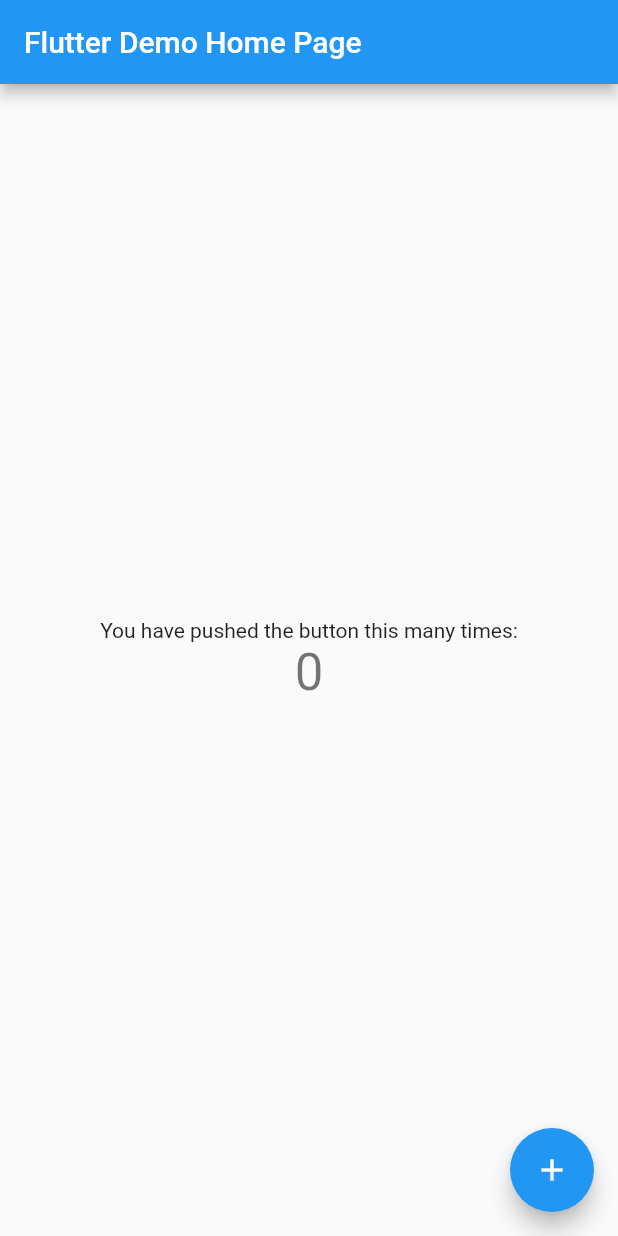
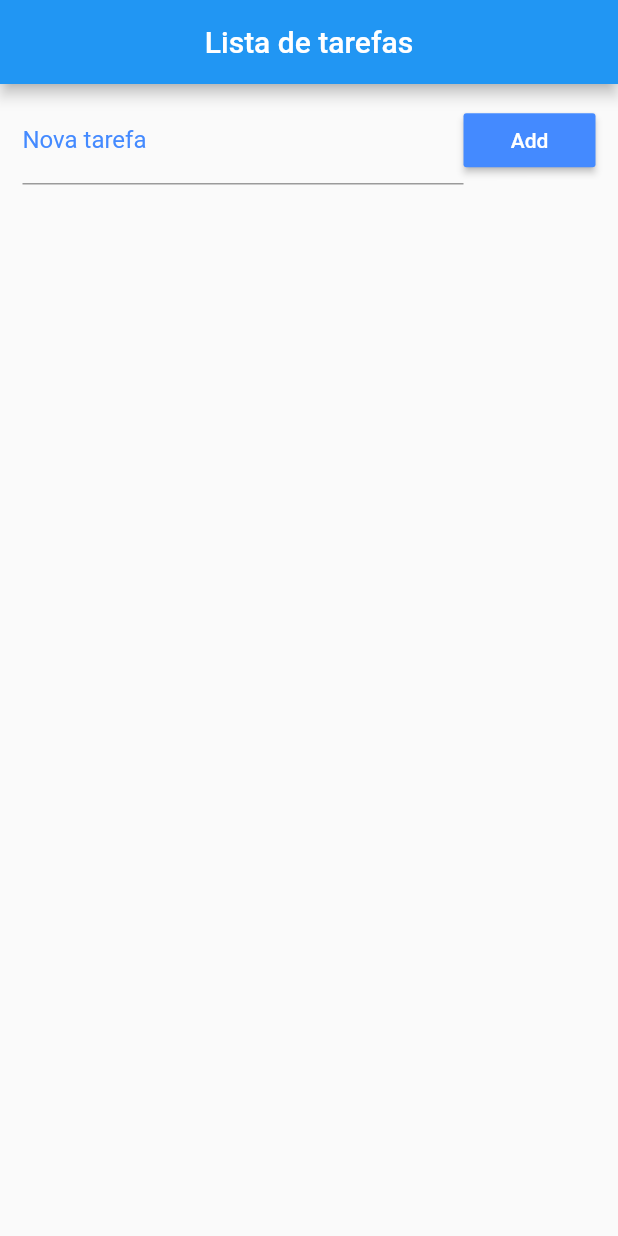
Before and after one commit to marcusv77/app-flutter-todo, a Flutter app: the screen it shows after launch, on a phone screen of 412 x 824 dp. Run offline on Flutter 3.47's test engine with Material 2 defaults, Android fonts, the phone set to English and light mode, and no system bars.

Commit message:
Update 10/06/2020

```diff
--- a/lib/main.dart
+++ b/lib/main.dart
@@ -1,117 +1,186 @@
+import 'package:flutter/cupertino.dart';
 import 'package:flutter/material.dart';
+import 'package:flutter/services.dart';
+import 'package:path_provider/path_provider.dart';
+
+import 'dart:convert';
+import 'dart:io';
 
 void main() {
-  runApp(MyApp());
+  SystemChrome.setSystemUIOverlayStyle(SystemUiOverlayStyle(
+      statusBarColor: Colors.transparent,
+      statusBarBrightness: Brightness.light));
+
+  runApp(MaterialApp(home: Home(), debugShowCheckedModeBanner: false));
 }
 
-class MyApp extends StatelessWidget {
-  // This widget is the root of your application.
+class Home extends StatefulWidget {
   @override
-  Widget build(BuildContext context) {
-    return MaterialApp(
-      title: 'Flutter Demo',
-      theme: ThemeData(
-        // This is the theme of your application.
-        //
-        // Try running your application with "flutter run". You'll see the
-        // application has a blue toolbar. Then, without quitting the app, try
-        // changing the primarySwatch below to Colors.green and then invoke
-        // "hot reload" (press "r" in the console where you ran "flutter run",
-        // or simply save your changes to "hot reload" in a Flutter IDE).
-        // Notice that the counter didn't reset back to zero; the application
-        // is not restarted.
-        primarySwatch: Colors.blue,
-        // This makes the visual density adapt to the platform that you run
-        // the app on. For desktop platforms, the controls will be smaller and
-        // closer together (more dense) than on mobile platforms.
-        visualDensity: VisualDensity.adaptivePlatformDensity,
-      ),
-      home: MyHomePage(title: 'Flutter Demo Home Page'),
-    );
-  }
+  _HomeState createState() => _HomeState();
 }
 
-class MyHomePage extends StatefulWidget {
-  MyHomePage({Key key, this.title}) : super(key: key);
+class _HomeState extends State<Home> {
+  final _toDoController = TextEditingController();
 
-  // This widget is the home page of your application. It is stateful, meaning
-  // that it has a State object (defined below) that contains fields that affect
-  // how it looks.
+  List _toDoList = [];
 
-  // This class is the configuration for the state. It holds the values (in this
-  // case the title) provided by the parent (in this case the App widget) and
-  // used by the build method of the State. Fields in a Widget subclass are
-  // always marked "final".
-
-  final String title;
+  Map<String, dynamic> _lastRemoved;
+  int _lastRemovedPost;
 
   @override
-  _MyHomePageState createState() => _MyHomePageState();
-}
+  void initState() {
+    super.initState();
+    _readData().then((data) {
+      setState(() {
+        _toDoList = json.decode(data);
+      });
+    });
+  }
 
-class _MyHomePageState extends State<MyHomePage> {
-  int _counter = 0;
+  void _addToDo() {
+    setState(() {
+      Map<String, dynamic> newToDo = Map();
+      newToDo["title"] = _toDoController.text;
+      _toDoController.text = "";
+      newToDo["ok"] = false;
+      _toDoList.add(newToDo);
+      _saveData();
+    });
+  }
 
-  void _incrementCounter() {
+  Future<Null> _refresh() async {
+    await Future.delayed(Duration(seconds: 1));
+
     setState(() {
-      // This call to setState tells the Flutter framework that something has
-      // changed in this State, which causes it to rerun the build method below
-      // so that the display can reflect the updated values. If we changed
-      // _counter without calling setState(), then the build method would not be
-      // called again, and so nothing would appear to happen.
-      _counter++;
+      _toDoList.sort((x, y) {
+        if (x["ok"] && !y["ok"])
+          return 1;
+        else if (!x["ok"] && y["ok"])
+          return -1;
+        else
+          return 0;
+      });
+
+      _saveData();
     });
+
+    return null;
   }
 
   @override
   Widget build(BuildContext context) {
-    // This method is rerun every time setState is called, for instance as done
-    // by the _incrementCounter method above.
-    //
-    // The Flutter framework has been optimized to make rerunning build methods
-    // fast, so that you can just rebuild anything that needs updating rather
-    // than having to individually change instances of widgets.
     return Scaffold(
       appBar: AppBar(
-        // Here we take the value from the MyHomePage object that was created by
-        // the App.build method, and use it to set our appbar title.
-        title: Text(widget.title),
+          title: Text("Lista de tarefas"),
+          backgroundColor: Colors.blue,
+          centerTitle: true),
+      body: Column(
+        children: <Widget>[
+          Container(
+            padding: EdgeInsets.fromLTRB(15, 8, 15, 8),
+            child: Row(
+              children: <Widget>[
+                Expanded(
+                  child: TextField(
+                    controller: _toDoController,
+                    decoration: InputDecoration(
+                        labelText: "Nova tarefa",
+                        labelStyle: TextStyle(color: Colors.blueAccent)),
+                  ),
+                ),
+                RaisedButton(
+                  color: Colors.blueAccent,
+                  child: Text("Add"),
+                  textColor: Colors.white,
+                  onPressed: _addToDo,
+                )
+              ],
+            ),
+          ),
+          Expanded(
+            child: RefreshIndicator(
+              onRefresh: _refresh,
+              child: ListView.builder(
+                  padding: EdgeInsets.fromLTRB(10, 20, 10, 5),
+                  itemCount: _toDoList.length,
+                  itemBuilder: buildItem
+              ),
+            ),
+          )
+        ],
       ),
-      body: Center(
-        // Center is a layout widget. It takes a single child and positions it
-        // in the middle of the parent.
-        child: Column(
-          // Column is also a layout widget. It takes a list of children and
-          // arranges them vertically. By default, it sizes itself to fit its
-          // children horizontally, and tries to be as tall as its parent.
-          //
-          // Invoke "debug painting" (press "p" in the console, choose the
-          // "Toggle Debug Paint" action from the Flutter Inspector in Android
-          // Studio, or the "Toggle Debug Paint" command in Visual Studio Code)
-          // to see the wireframe for each widget.
-          //
-          // Column has various properties to control how it sizes itself and
-          // how it positions its children. Here we use mainAxisAlignment to
-          // center the children vertically; the main axis here is the vertical
-          // axis because Columns are vertical (the cross axis would be
-          // horizontal).
-          mainAxisAlignment: MainAxisAlignment.center,
-          children: <Widget>[
-            Text(
-              'You have pushed the button this many times:',
-            ),
-            Text(
-              '$_counter',
-              style: Theme.of(context).textTheme.headline4,
-            ),
-          ],
+    );
+  }
+
+  Widget buildItem(context, index) {
+    return Dismissible(
+      key: Key(DateTime.now().millisecondsSinceEpoch.toString()),
+      background: Container(
+        color: Colors.red,
+        child: Align(
+          alignment: Alignment(-0.9, 0.0),
+          child: Icon(Icons.delete, color: Colors.white),
         ),
       ),
-      floatingActionButton: FloatingActionButton(
-        onPressed: _incrementCounter,
-        tooltip: 'Increment',
-        child: Icon(Icons.add),
-      ), // This trailing comma makes auto-formatting nicer for build methods.
+      direction: DismissDirection.startToEnd,
+      child: CheckboxListTile(
+        title: Text(_toDoList[index]["title"]),
+        value: _toDoList[index]["ok"],
+        secondary: CircleAvatar(
+          child: Icon(_toDoList[index]["ok"] ? Icons.check : Icons.error),
+        ),
+        onChanged: (check) {
+          setState(() {
+            _toDoList[index]["ok"] = check;
+            _saveData();
+          });
+        },
+      ),
+      onDismissed: (direction) {
+        setState(() {
+          _lastRemoved = Map.from(_toDoList[index]);
+          _lastRemovedPost = index;
+          _toDoList.removeAt(index);
+
+          _saveData();
+
+          final snack = SnackBar(
+              content: Text("Tarefa \"${_lastRemoved["title"]}\" removida!"),
+              action: SnackBarAction(
+                label: "Desfazer",
+                onPressed: () {
+                  setState(() {
+                    _toDoList.insert(_lastRemovedPost, _lastRemoved);
+                    _saveData();
+                  });
+                },
+              ),
+              duration: Duration(seconds: 3));
+
+          Scaffold.of(context).removeCurrentSnackBar();
+          Scaffold.of(context).showSnackBar(snack);
+        });
+      },
     );
   }
+
+  Future<File> _getFile() async {
+    final directory = await getApplicationDocumentsDirectory();
+    return File("${directory.path}/data.json");
+  }
+
+  Future<File> _saveData() async {
+    String data = json.encode(_toDoList);
+    final file = await _getFile();
+    return file.writeAsString(data);
+  }
+
+  Future<String> _readData() async {
+    try {
+      final file = await _getFile();
+      return file.readAsStringSync();
+    } catch (e) {
+      return null;
+    }
+  }
 }
--- a/pubspec.yaml
+++ b/pubspec.yaml
@@ -28,6 +28,7 @@ dependencies:
   # The following adds the Cupertino Icons font to your application.
   # Use with the CupertinoIcons class for iOS style icons.
   cupertino_icons: ^0.1.3
+  path_provider: "^1.1.0"
 
 dev_dependencies:
   flutter_test:
```
Also changed, not shown: pubspec.lock, 19 other files.
